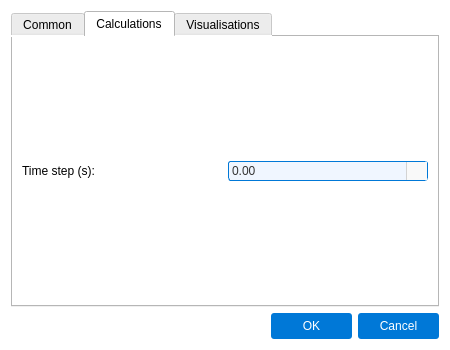
Before: the Qt Designer form pastrocore/gui_pyside/dialog_preferences.ui in Torward1024/pAstroCORE, drawn with Qt 5.
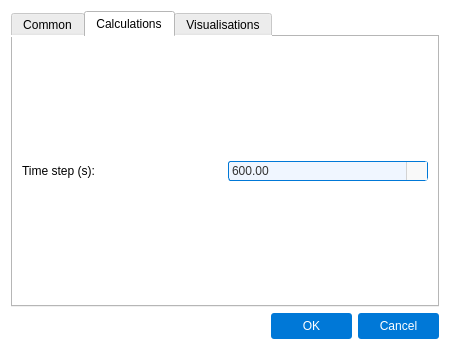
After: the same form once the commit is applied. The open tabs and pages were chosen to show the change. Icons and pictures are not drawn.

```diff
--- a/pastrocore/gui_pyside/dialog_preferences.ui
+++ b/pastrocore/gui_pyside/dialog_preferences.ui
@@ -385,6 +385,15 @@
     image: url(:/icons/down_arrow_icon.svg); /* Matches QComboBox down-arrow */
 }</string>
            </property>
+           <property name="minimum">
+            <double>1.000000000000000</double>
+           </property>
+           <property name="maximum">
+            <double>99999999.000000000000000</double>
+           </property>
+           <property name="value">
+            <double>600.000000000000000</double>
+           </property>
           </widget>
          </item>
         </layout>
```
